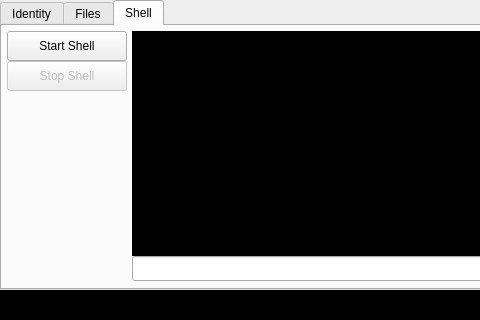
First picture: the form in main_window.ui, repository Im-0xC7/APToolkit, before the edit; both pictures show x 0 to 480 and y 0 to 320 of the 830 by 500 pixel window.
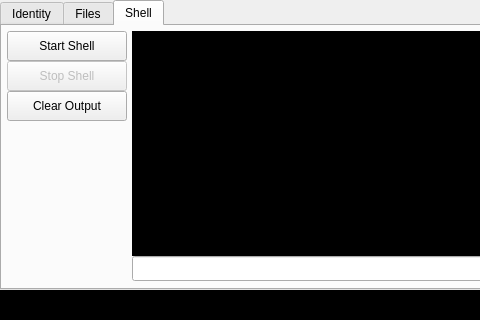
Second picture: the form after the edit. Icons and pictures are not drawn.

Commit message: Add shell clear button

The edit to the form file:
```diff
--- a/main_window.ui
+++ b/main_window.ui
@@ -1129,6 +1129,22 @@
        <bool>true</bool>
       </property>
      </widget>
+     <widget class="QPushButton" name="clearShellOutputBtn">
+      <property name="enabled">
+       <bool>true</bool>
+      </property>
+      <property name="geometry">
+       <rect>
+        <x>5</x>
+        <y>65</y>
+        <width>120</width>
+        <height>30</height>
+       </rect>
+      </property>
+      <property name="text">
+       <string>Clear Output</string>
+      </property>
+     </widget>
     </widget>
    </widget>
    <widget class="QPlainTextEdit" name="output">
```
The commit also changes 2 other files.
